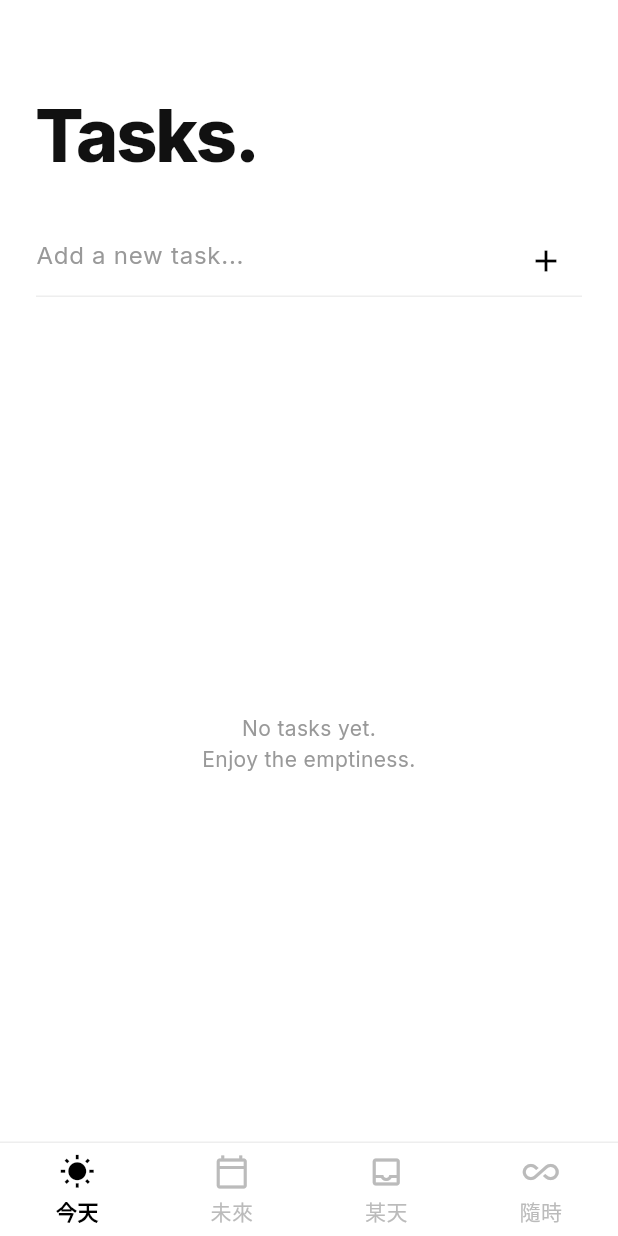
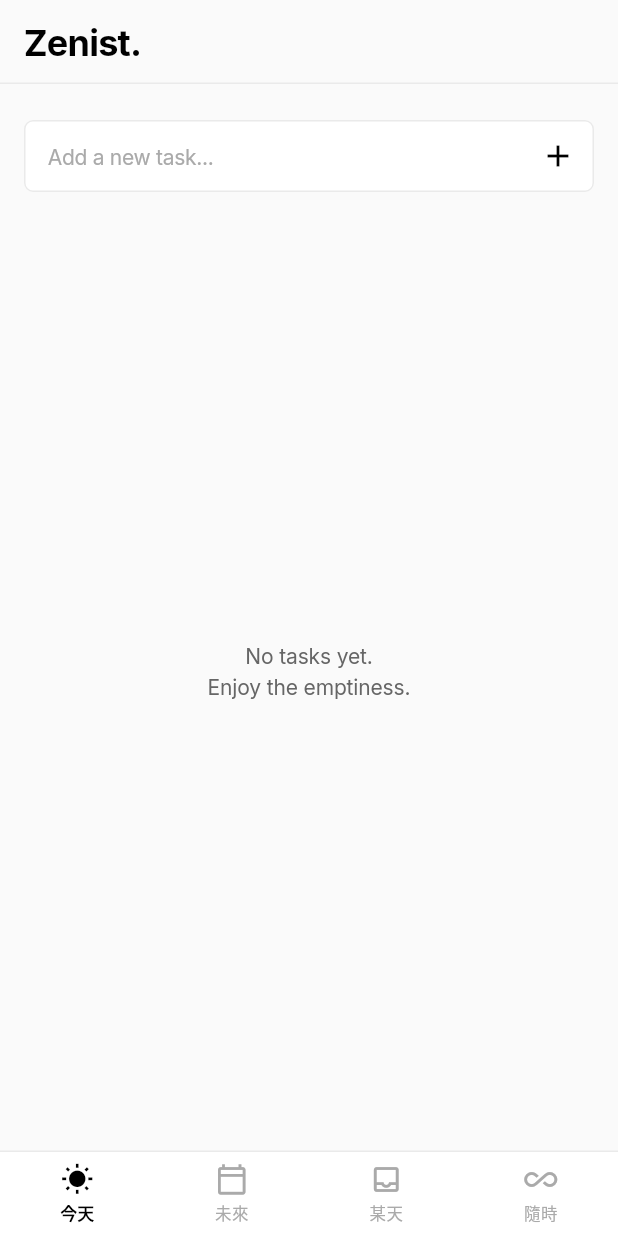
Before and after one commit to ChiesiMario/Zenist, a Flutter app: the screen it shows after launch, on a phone screen of 412 x 824 dp. Run offline on Flutter 3.47's test engine with Material 3 defaults, Android fonts, the phone set to English and light mode, and no system bars; our stand-ins replace flutter_riverpod, google_fonts, isar; accounts and stored records are empty; generated files the repository leaves out were written again.

Commit message:
feat: apply Vercel design system, fix window centering, and adjust Isar web IDs

```diff
--- a/lib/core/theme/app_colors.dart
+++ b/lib/core/theme/app_colors.dart
@@ -3,26 +3,29 @@ import 'package:flutter/material.dart';
 class AppColors {
   AppColors._();
 
-  // 極簡灰階色彩系統
+  // Vercel 色彩系統
   static const Color black = Color(0xFF000000);
   static const Color white = Color(0xFFFFFFFF);
 
-  static const Color gray900 = Color(0xFF111111);
-  static const Color gray800 = Color(0xFF333333);
-  static const Color gray700 = Color(0xFF555555);
-  static const Color gray600 = Color(0xFF777777);
-  static const Color gray500 = Color(0xFF999999);
-  static const Color gray400 = Color(0xFFBBBBBB);
-  static const Color gray300 = Color(0xFFDDDDDD);
-  static const Color gray200 = Color(0xFFEEEEEE);
-  static const Color gray100 = Color(0xFFF5F5F5);
-  static const Color gray50  = Color(0xFFFAFAFA);
+  static const Color vercelBlue = Color(0xFF0070F3);
+  static const Color vercelGray900 = Color(0xFF111111);
+  static const Color vercelGray800 = Color(0xFF333333);
+  static const Color vercelGray700 = Color(0xFF444444);
+  static const Color vercelGray600 = Color(0xFF666666); // 次要文字
+  static const Color vercelGray500 = Color(0xFF888888);
+  static const Color vercelGray400 = Color(0xFFAAAAAA);
+  static const Color vercelGray300 = Color(0xFFCCCCCC);
+  static const Color vercelGray200 = Color(0xFFEAEAEA); // 精細邊框
+  static const Color vercelGray100 = Color(0xFFF5F5F5); // Hover
+  static const Color vercelGray50  = Color(0xFFFAFAFA); // 背景色
   static const Color transparent = Color(0x00000000);
 
   // 語意化命名
-  static const Color background = white;
-  static const Color textPrimary = gray900;
-  static const Color textSecondary = gray500;
-  static const Color divider = gray200;
-  static const Color highlight = gray100;
+  static const Color background = vercelGray50; // 整個 App 背景用微灰
+  static const Color cardBackground = white;    // 內容卡片用純白
+  static const Color textPrimary = black;       // Vercel 的純黑高對比
+  static const Color textSecondary = vercelGray600;
+  static const Color divider = vercelGray200;   // 經典 1px EAEAEA
+  static const Color highlight = vercelGray100;
+  static const Color accent = vercelBlue;
 }
--- a/lib/core/theme/app_theme.dart
+++ b/lib/core/theme/app_theme.dart
@@ -11,7 +11,7 @@ class AppTheme {
       scaffoldBackgroundColor: AppColors.background,
       colorScheme: const ColorScheme.light(
         primary: AppColors.black,
-        secondary: AppColors.gray700,
+        secondary: AppColors.vercelGray700,
         surface: AppColors.white,
         error: AppColors.black, // 保持無彩色
         onPrimary: AppColors.white,
@@ -23,7 +23,7 @@ class AppTheme {
         displayLarge: GoogleFonts.inter(
           color: AppColors.textPrimary,
           fontSize: 48,
-          fontWeight: FontWeight.w800, // 強烈的字重對比，Swiss Design 核心
+          fontWeight: FontWeight.w700, // Vercel 標題
           letterSpacing: -1.5,
         ),
         displayMedium: GoogleFonts.inter(
@@ -35,18 +35,20 @@ class AppTheme {
         titleLarge: GoogleFonts.inter(
           color: AppColors.textPrimary,
           fontSize: 24,
-          fontWeight: FontWeight.w600,
+          fontWeight: FontWeight.w600, // Slightly lighter weight for Vercel
           letterSpacing: -0.5,
         ),
         bodyLarge: GoogleFonts.inter(
           color: AppColors.textPrimary,
           fontSize: 16,
           fontWeight: FontWeight.w400,
+          letterSpacing: -0.2, // 微小緊縮
         ),
         bodyMedium: GoogleFonts.inter(
           color: AppColors.textSecondary,
           fontSize: 14,
           fontWeight: FontWeight.w400,
+          letterSpacing: -0.1,
         ),
       ),
       appBarTheme: const AppBarTheme(
@@ -60,6 +62,24 @@ class AppTheme {
         thickness: 1,
         space: 1,
       ),
+      inputDecorationTheme: InputDecorationTheme(
+        filled: true,
+        fillColor: AppColors.white,
+        contentPadding: const EdgeInsets.symmetric(horizontal: 12, vertical: 12),
+        hintStyle: GoogleFonts.inter(color: AppColors.vercelGray400, fontSize: 14),
+        border: OutlineInputBorder(
+          borderRadius: BorderRadius.circular(6),
+          borderSide: const BorderSide(color: AppColors.divider, width: 1),
+        ),
+        enabledBorder: OutlineInputBorder(
+          borderRadius: BorderRadius.circular(6),
+          borderSide: const BorderSide(color: AppColors.divider, width: 1),
+        ),
+        focusedBorder: OutlineInputBorder(
+          borderRadius: BorderRadius.circular(6),
+          borderSide: const BorderSide(color: AppColors.black, width: 1.5), // Vercel 的純黑聚焦
+        ),
+      ),
     );
   }
 }
--- a/lib/presentation/pages/todo_list_page.dart
+++ b/lib/presentation/pages/todo_list_page.dart
@@ -34,44 +34,31 @@ class _TodoListPageState extends ConsumerState<TodoListPage> {
     final todosAsync = ref.watch(todoListStreamProvider);
 
     return Scaffold(
+      appBar: AppBar(
+        title: Text('Zenist.', style: Theme.of(context).textTheme.titleLarge?.copyWith(fontWeight: FontWeight.w700)),
+        centerTitle: false,
+        shape: const Border(bottom: BorderSide(color: AppColors.divider, width: 1)),
+      ),
       body: SafeArea(
+        child: Padding(
+          padding: const EdgeInsets.symmetric(horizontal: 16.0, vertical: 24.0),
           child: Column(
             crossAxisAlignment: CrossAxisAlignment.start,
             children: [
-            Padding(
-              padding: const EdgeInsets.fromLTRB(24, 64, 24, 32),
-              child: Text(
-                'Tasks.',
-                style: Theme.of(context).textTheme.displayLarge,
-              ),
-            ),
-            Padding(
-              padding: const EdgeInsets.symmetric(horizontal: 24),
-              child: TextField(
+              TextField(
                 controller: _controller,
                 onSubmitted: (_) => _submit(),
                 style: Theme.of(context).textTheme.bodyLarge,
                 cursorColor: AppColors.black,
                 decoration: InputDecoration(
                   hintText: 'Add a new task...',
-                  hintStyle: Theme.of(context).textTheme.bodyLarge?.copyWith(color: AppColors.textSecondary),
-                  border: const UnderlineInputBorder(
-                    borderSide: BorderSide(color: AppColors.gray200),
-                  ),
-                  enabledBorder: const UnderlineInputBorder(
-                    borderSide: BorderSide(color: AppColors.gray200),
-                  ),
-                  focusedBorder: const UnderlineInputBorder(
-                    borderSide: BorderSide(color: AppColors.black, width: 2),
-                  ),
                   suffixIcon: IconButton(
                     icon: const Icon(Icons.add, color: AppColors.black),
                     onPressed: _submit,
                   ),
                 ),
               ),
-            ),
-            const SizedBox(height: 32),
+              const SizedBox(height: 24),
             Expanded(
               child: todosAsync.when(
                 data: (todos) {
@@ -87,15 +74,24 @@ class _TodoListPageState extends ConsumerState<TodoListPage> {
                       ),
                     );
                   }
-                  return ListView.builder(
+                  return Container(
+                    decoration: BoxDecoration(
+                      color: AppColors.cardBackground,
+                      borderRadius: BorderRadius.circular(6),
+                      border: Border.all(color: AppColors.divider, width: 1),
+                    ),
+                    clipBehavior: Clip.antiAlias, // Ensure rounded corners clip children
+                    child: ListView.separated(
+                      padding: EdgeInsets.zero,
                       itemCount: todos.length,
+                      separatorBuilder: (context, index) => const Divider(height: 1),
                       itemBuilder: (context, index) {
                         return TodoItemWidget(
-                        // 確保 key 與 ID 綁定，提供更好的動畫與狀態管理
                           key: ValueKey(todos[index].id),
                           todo: todos[index]
                         );
                       },
+                    ),
                   );
                 },
                 loading: () => const Center(child: CircularProgressIndicator(color: AppColors.black)),
@@ -103,6 +99,7 @@ class _TodoListPageState extends ConsumerState<TodoListPage> {
               ),
             ),
           ],
+        ),
       ),
       ),
       bottomNavigationBar: Container(
@@ -117,58 +114,65 @@ class _TodoListPageState extends ConsumerState<TodoListPage> {
             });
           },
           type: BottomNavigationBarType.fixed,
-          backgroundColor: AppColors.background,
+          backgroundColor: AppColors.white,
           selectedItemColor: AppColors.black,
-          unselectedItemColor: AppColors.gray400,
+          unselectedItemColor: AppColors.vercelGray400,
+          selectedFontSize: 11,
+          unselectedFontSize: 11,
           selectedLabelStyle: Theme.of(context).textTheme.bodyMedium?.copyWith(
-            fontWeight: FontWeight.w700,
-            color: AppColors.black,
+            fontWeight: FontWeight.w600,
+            fontSize: 11,
+            letterSpacing: 0.2,
           ),
-          unselectedLabelStyle: Theme.of(context).textTheme.bodyMedium,
+          unselectedLabelStyle: Theme.of(context).textTheme.bodyMedium?.copyWith(
+            fontWeight: FontWeight.w500,
+            fontSize: 11,
+            letterSpacing: 0.2,
+          ),
           showUnselectedLabels: true,
           elevation: 0,
           items: const [
             BottomNavigationBarItem(
               icon: Padding(
                 padding: EdgeInsets.only(bottom: 4),
-                child: Icon(Icons.wb_sunny_outlined, size: 24),
+                child: Icon(Icons.wb_sunny_outlined, size: 22),
               ),
               activeIcon: Padding(
                 padding: EdgeInsets.only(bottom: 4),
-                child: Icon(Icons.wb_sunny, size: 24),
+                child: Icon(Icons.wb_sunny, size: 22),
               ),
               label: '今天',
             ),
             BottomNavigationBarItem(
               icon: Padding(
                 padding: EdgeInsets.only(bottom: 4),
-                child: Icon(Icons.calendar_today_outlined, size: 24),
+                child: Icon(Icons.calendar_today_outlined, size: 22),
               ),
               activeIcon: Padding(
                 padding: EdgeInsets.only(bottom: 4),
-                child: Icon(Icons.calendar_today, size: 24),
+                child: Icon(Icons.calendar_today, size: 22),
               ),
               label: '未來',
             ),
             BottomNavigationBarItem(
               icon: Padding(
                 padding: EdgeInsets.only(bottom: 4),
-                child: Icon(Icons.inbox_outlined, size: 24),
+                child: Icon(Icons.inbox_outlined, size: 22),
               ),
               activeIcon: Padding(
                 padding: EdgeInsets.only(bottom: 4),
-                child: Icon(Icons.inbox, size: 24),
+                child: Icon(Icons.inbox, size: 22),
               ),
               label: '某天',
             ),
             BottomNavigationBarItem(
               icon: Padding(
                 padding: EdgeInsets.only(bottom: 4),
-                child: Icon(Icons.all_inclusive_outlined, size: 24),
+                child: Icon(Icons.all_inclusive_outlined, size: 22),
               ),
               activeIcon: Padding(
                 padding: EdgeInsets.only(bottom: 4),
-                child: Icon(Icons.all_inclusive, size: 24),
+                child: Icon(Icons.all_inclusive, size: 22),
               ),
               label: '隨時',
             ),
--- a/lib/presentation/widgets/todo_item_widget.dart
+++ b/lib/presentation/widgets/todo_item_widget.dart
@@ -20,7 +20,7 @@ class TodoItemWidget extends ConsumerWidget {
       background: Container(
         alignment: Alignment.centerRight,
         padding: const EdgeInsets.only(right: 24),
-        color: AppColors.black, // 保持無彩色，以強烈的黑色表示刪除
+        color: Colors.red.shade600, // Vercel 風格的破壞性操作紅色
         child: const Icon(Icons.delete_outline, color: AppColors.white),
       ),
       child: InkWell(
@@ -28,34 +28,32 @@ class TodoItemWidget extends ConsumerWidget {
           ref.read(todoNotifierProvider.notifier).toggleTodo(todo);
         },
         child: Padding(
-          padding: const EdgeInsets.symmetric(horizontal: 24, vertical: 20),
+          padding: const EdgeInsets.symmetric(horizontal: 16, vertical: 16),
           child: Row(
             crossAxisAlignment: CrossAxisAlignment.start,
             children: [
               AnimatedContainer(
-                duration: const Duration(milliseconds: 300),
-                curve: Curves.easeOutCubic,
-                width: 24,
-                height: 24,
+                duration: const Duration(milliseconds: 200),
+                width: 20,
+                height: 20,
                 decoration: BoxDecoration(
                   color: todo.isCompleted ? AppColors.black : AppColors.transparent,
                   border: Border.all(
-                    color: todo.isCompleted ? AppColors.black : AppColors.gray400,
-                    width: 2,
+                    color: todo.isCompleted ? AppColors.black : AppColors.divider,
+                    width: 1.5,
                   ),
-                  borderRadius: BorderRadius.circular(4), // 幾何方塊
+                  borderRadius: BorderRadius.circular(6), // Vercel 常用的 6px 圓角
                 ),
                 child: todo.isCompleted
-                    ? const Icon(Icons.check, size: 16, color: AppColors.white)
+                    ? const Icon(Icons.check, size: 14, color: AppColors.white)
                     : null,
               ),
-              const SizedBox(width: 20),
+              const SizedBox(width: 16),
               Expanded(
                 child: AnimatedDefaultTextStyle(
-                  duration: const Duration(milliseconds: 300),
-                  curve: Curves.easeOutCubic,
+                  duration: const Duration(milliseconds: 200),
                   style: Theme.of(context).textTheme.bodyLarge!.copyWith(
-                        color: todo.isCompleted ? AppColors.textSecondary : AppColors.textPrimary,
+                        color: todo.isCompleted ? AppColors.vercelGray400 : AppColors.textPrimary,
                         decoration: todo.isCompleted ? TextDecoration.lineThrough : TextDecoration.none,
                       ),
                   child: Text(todo.title),
```
Lines whose indentation alone changed are shown as unchanged.
